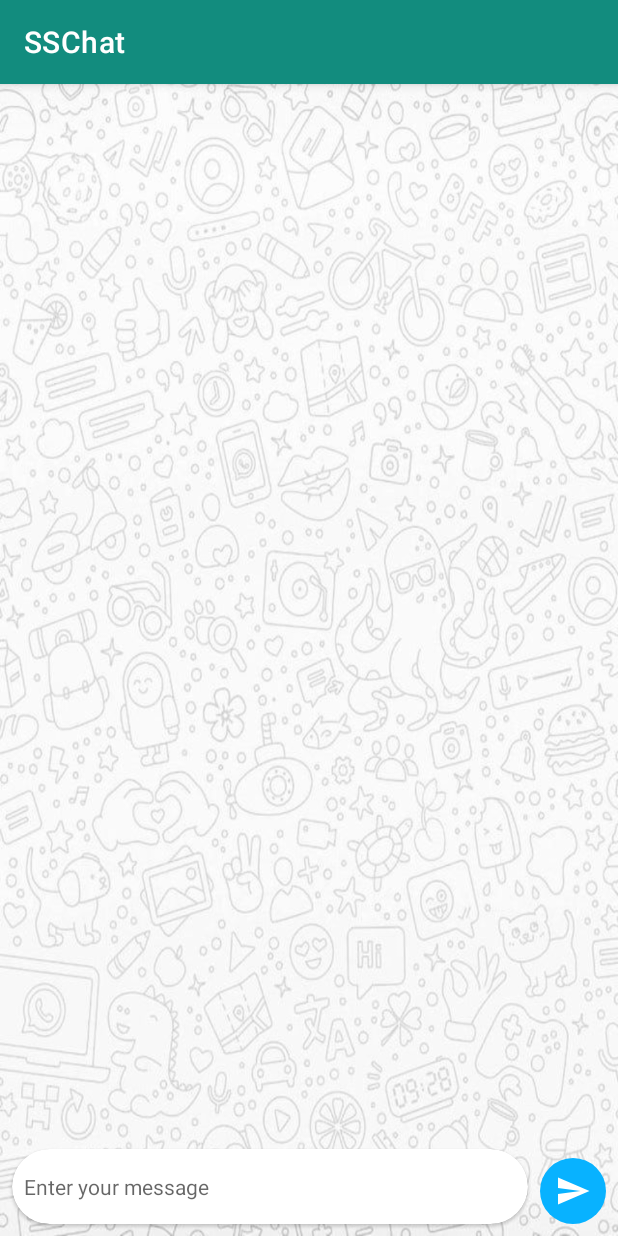
After one commit to sun01822/SSChat---A-Messaging-App, an Android app: the ChatActivity screen opened directly, with no data from a screen before it, on a phone screen of 412 x 824 dp. The commit adds this screen. Run offline under Robolectric (Android 15) with nearby library versions, the phone set to English and light mode, and no system bars; our stand-ins replace Firebase (no records; nobody signed in at launch, a user with empty details on screens opened directly); 3 statements that could not run were skipped.

Commit message:
ChatActivity added successfully

```diff
--- a/app/src/main/java/com/sun/sschat/MainActivity.kt
+++ b/app/src/main/java/com/sun/sschat/MainActivity.kt
@@ -19,7 +19,7 @@ class MainActivity : AppCompatActivity() {
         super.onCreate(savedInstanceState)
         auth = FirebaseAuth.getInstance()
         binding = ActivityMainBinding.inflate(layoutInflater)
-        setContentView(binding!!.root)
+        setContentView(binding.root)
         if(auth.currentUser == null){
             startActivity(Intent(this, NumberActivity::class.java))
             finish()
--- /dev/null
+++ b/app/src/main/java/com/sun/sschat/activity/ChatActivity.kt
@@ -0,0 +1,63 @@
+package com.sun.sschat.activity
+
+import androidx.appcompat.app.AppCompatActivity
+import android.os.Bundle
+import android.widget.Toast
+import com.google.firebase.auth.FirebaseAuth
+import com.google.firebase.database.FirebaseDatabase
+import com.sun.sschat.R
+import com.sun.sschat.databinding.ActivityChatBinding
+import com.sun.sschat.model.MessageModel
+import java.util.Date
+
+class ChatActivity : AppCompatActivity() {
+    private lateinit var binding: ActivityChatBinding
+    private lateinit var database: FirebaseDatabase
+
+    private lateinit var senderUid: String
+    private lateinit var receiverUid: String
+
+    private lateinit var senderRoom: String
+    private lateinit var receiverRoom: String
+
+    override fun onCreate(savedInstanceState: Bundle?) {
+        super.onCreate(savedInstanceState)
+        binding = ActivityChatBinding.inflate(layoutInflater)
+        setContentView(binding.root)
+
+        database = FirebaseDatabase.getInstance()
+
+        senderUid = FirebaseAuth.getInstance().uid.toString()
+        receiverUid = intent.getStringExtra("uid")!!
+
+        senderRoom = senderUid+receiverUid
+        receiverRoom = receiverUid+senderUid
+
+        binding.imageView2.setOnClickListener {
+            if(binding.messageBox.text.isEmpty()){
+                Toast.makeText(this, "Please enter your message", Toast.LENGTH_SHORT).show()
+            }else{
+                val message = MessageModel(binding.messageBox.text.toString(), senderUid, Date().time)
+
+                val randomKey = database.reference.push().key
+
+                database.reference.child("chats")
+                    .child(senderRoom)
+                    .child("message")
+                    .child(randomKey!!).setValue(message)
+                    .addOnSuccessListener {
+                        database.reference.child("chats")
+                            .child(receiverRoom)
+                            .child(randomKey!!)
+                            .setValue(message)
+                            .addOnSuccessListener {
+                                binding.messageBox.text = null
+                                Toast.makeText(this, "Message sent", Toast.LENGTH_SHORT).show()
+                            }
+                    }
+
+            }
+        }
+
+    }
+}
--- /dev/null
+++ b/app/src/main/res/drawable/circle_bg.xml
@@ -0,0 +1,5 @@
+<?xml version="1.0" encoding="utf-8"?>
+<shape android:shape="oval"
+    xmlns:android="http://schemas.android.com/apk/res/android">
+    <solid android:color="#08B2FF"/>
+</shape>
--- /dev/null
+++ b/app/src/main/res/drawable/send.xml
@@ -0,0 +1,5 @@
+<vector android:autoMirrored="true" android:height="24dp"
+    android:tint="#FFFFFF" android:viewportHeight="24"
+    android:viewportWidth="24" android:width="24dp" xmlns:android="http://schemas.android.com/apk/res/android">
+    <path android:fillColor="@android:color/white" android:pathData="M2.01,21L23,12 2.01,3 2,10l15,2 -15,2z"/>
+</vector>
--- /dev/null
+++ b/app/src/main/res/layout/activity_chat.xml
@@ -0,0 +1,49 @@
+<?xml version="1.0" encoding="utf-8"?>
+<androidx.constraintlayout.widget.ConstraintLayout xmlns:android="http://schemas.android.com/apk/res/android"
+    xmlns:app="http://schemas.android.com/apk/res-auto"
+    xmlns:tools="http://schemas.android.com/tools"
+    android:layout_width="match_parent"
+    android:layout_height="match_parent"
+    android:orientation="vertical"
+    android:background="@drawable/chat_background"
+    tools:context=".activity.ChatActivity">
+
+    <ImageView
+        android:id="@+id/imageView2"
+        android:layout_width="wrap_content"
+        android:layout_height="wrap_content"
+        android:background="@drawable/circle_bg"
+        android:padding="10dp"
+        android:layout_marginEnd="8dp"
+        android:layout_marginBottom="8dp"
+        app:layout_constraintBottom_toBottomOf="parent"
+        app:layout_constraintEnd_toEndOf="parent"
+        app:tint="@color/white"
+        android:src="@drawable/send" />
+
+
+    <com.google.android.material.card.MaterialCardView
+        android:layout_width="0dp"
+        android:layout_height="50dp"
+        app:cardCornerRadius="30dp"
+        android:layout_marginHorizontal="8dp"
+        android:layout_marginBottom="8dp"
+        app:layout_constraintBottom_toBottomOf="parent"
+        app:layout_constraintEnd_toStartOf="@+id/imageView2"
+        app:layout_constraintStart_toStartOf="parent"
+        >
+
+        <EditText
+            android:id="@+id/messageBox"
+            android:layout_width="match_parent"
+            android:layout_height="wrap_content"
+            android:layout_gravity="center"
+            android:background="@android:color/transparent"
+            android:padding="8dp"
+            android:hint="Enter your message"
+            android:textSize="14sp" />
+
+    </com.google.android.material.card.MaterialCardView>
+
+
+</androidx.constraintlayout.widget.ConstraintLayout>
--- a/app/src/main/res/layout/activity_main.xml
+++ b/app/src/main/res/layout/activity_main.xml
@@ -35,7 +35,7 @@
         android:layout_width="match_parent"
         android:layout_height="match_parent"
         app:layout_behavior="com.google.android.material.appbar.AppBarLayout$ScrollingViewBehavior"
-        android:layout_marginTop="110dp"
+        android:layout_marginTop="105dp"
          />
 
 
```
Also changed, not shown: app/src/main/AndroidManifest.xml (+6 -2 lines), app/src/main/java/com/sun/sschat/adapter/ChatAdapter.kt (added, +38 -0 lines), app/src/main/java/com/sun/sschat/fragments/ChatFragment.kt (+39 -3 lines), app/src/main/java/com/sun/sschat/model/MessageModel.kt (added, +7 -0 lines), app/src/main/java/com/sun/sschat/model/UserModel.kt (+4 -4 lines), app/src/main/res/layout/chat_user_item_layout.xml (added, +46 -0 lines), app/src/main/res/layout/fragment_chat.xml (+13 -8 lines), app/src/main/res/drawable/chat_background.jpg (added).
